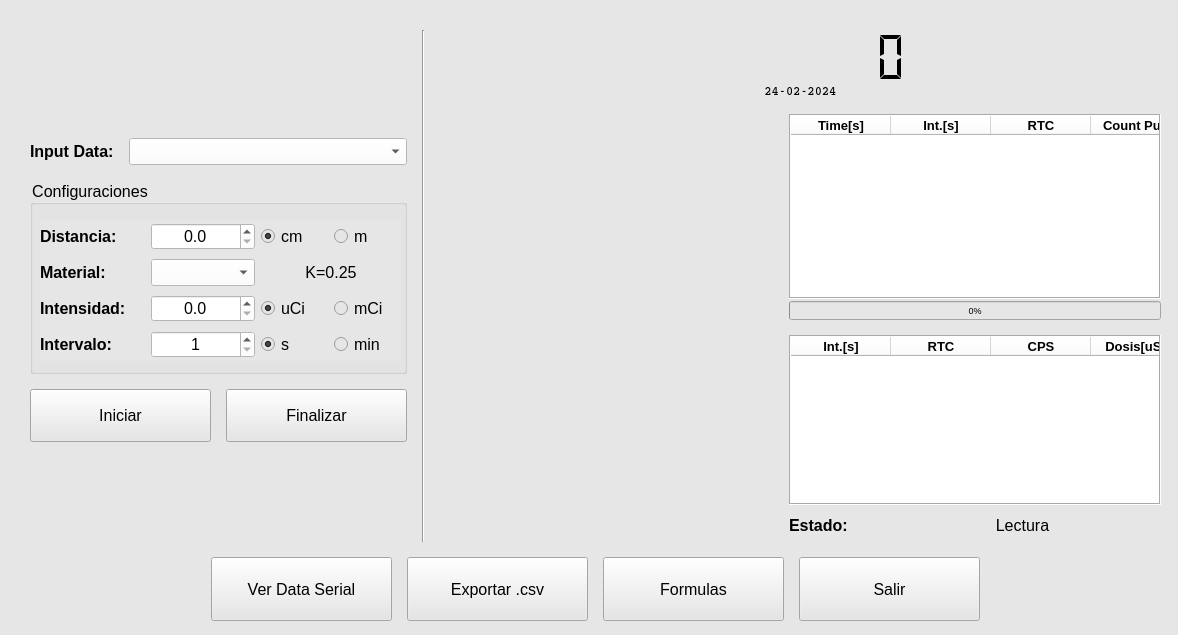
Qt form appv2/Qt/ui_read_bg51.ui (nvargas24/PocketCube) before a commit.
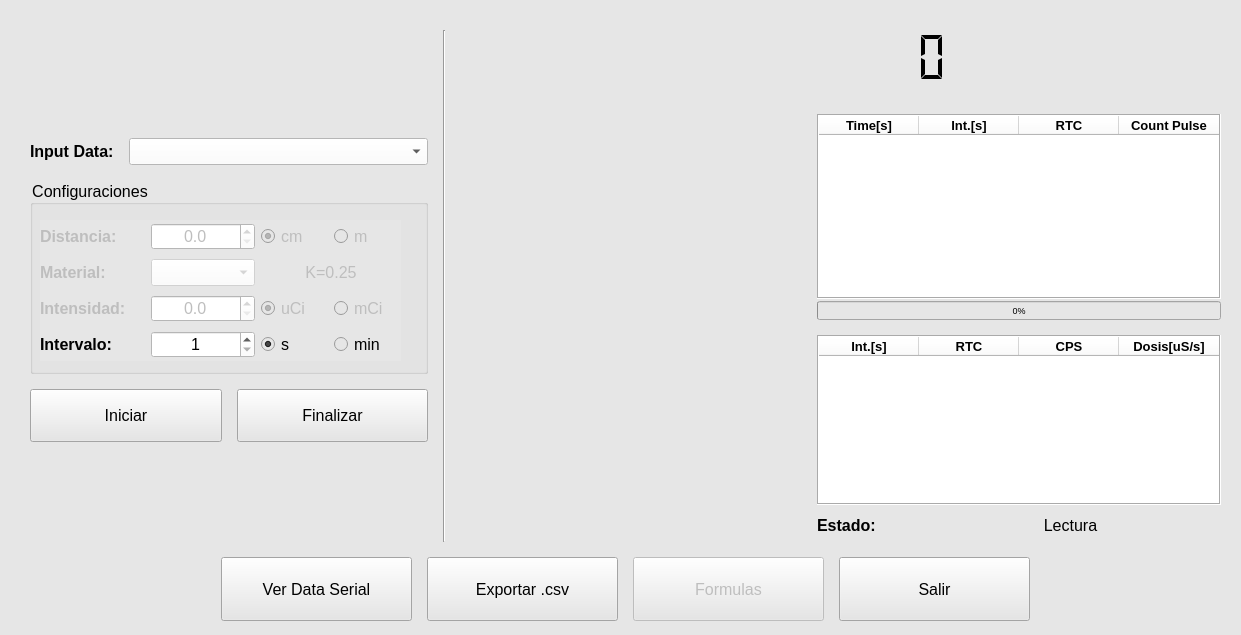
The same form after that commit. Icons and pictures are not drawn.

Commit message: ajusto dimensiones de app

Patch:
```diff
--- a/appv2/Qt/ui_read_bg51.ui
+++ b/appv2/Qt/ui_read_bg51.ui
@@ -6,7 +6,7 @@
    <rect>
     <x>0</x>
     <y>0</y>
-    <width>1178</width>
+    <width>1241</width>
     <height>635</height>
    </rect>
   </property>
@@ -22,7 +22,7 @@
      <rect>
       <x>30</x>
       <y>30</y>
-      <width>1131</width>
+      <width>1191</width>
       <height>591</height>
      </rect>
     </property>
@@ -165,6 +165,9 @@
                 <layout class="QHBoxLayout" name="horizontalLayout_4" stretch="3,3,4">
                  <item>
                   <widget class="QLabel" name="label_4">
+                   <property name="enabled">
+                    <bool>false</bool>
+                   </property>
                    <property name="sizePolicy">
                     <sizepolicy hsizetype="Expanding" vsizetype="Preferred">
                      <horstretch>0</horstretch>
@@ -186,6 +189,9 @@
                  </item>
                  <item>
                   <widget class="QDoubleSpinBox" name="sbox_distancia">
+                   <property name="enabled">
+                    <bool>false</bool>
+                   </property>
                    <property name="sizePolicy">
                     <sizepolicy hsizetype="Expanding" vsizetype="Fixed">
                      <horstretch>0</horstretch>
@@ -228,6 +234,9 @@
                   <layout class="QHBoxLayout" name="horizontalLayout_5">
                    <item>
                     <widget class="QRadioButton" name="rbtn_cm">
+                     <property name="enabled">
+                      <bool>false</bool>
+                     </property>
                      <property name="sizePolicy">
                       <sizepolicy hsizetype="Expanding" vsizetype="Fixed">
                        <horstretch>0</horstretch>
@@ -253,6 +262,9 @@
                    </item>
                    <item>
                     <widget class="QRadioButton" name="rbtn_m">
+                     <property name="enabled">
+                      <bool>false</bool>
+                     </property>
                      <property name="sizePolicy">
                       <sizepolicy hsizetype="Expanding" vsizetype="Fixed">
                        <horstretch>0</horstretch>
@@ -281,6 +293,9 @@
                 <layout class="QHBoxLayout" name="horizontalLayout" stretch="3,3,4">
                  <item>
                   <widget class="QLabel" name="label">
+                   <property name="enabled">
+                    <bool>false</bool>
+                   </property>
                    <property name="sizePolicy">
                     <sizepolicy hsizetype="Expanding" vsizetype="Preferred">
                      <horstretch>0</horstretch>
@@ -302,6 +317,9 @@
                  </item>
                  <item>
                   <widget class="QComboBox" name="cbox_material">
+                   <property name="enabled">
+                    <bool>false</bool>
+                   </property>
                    <property name="sizePolicy">
                     <sizepolicy hsizetype="Expanding" vsizetype="Fixed">
                      <horstretch>0</horstretch>
@@ -321,6 +339,9 @@
                  </item>
                  <item>
                   <widget class="QLabel" name="label_cte_material">
+                   <property name="enabled">
+                    <bool>false</bool>
+                   </property>
                    <property name="sizePolicy">
                     <sizepolicy hsizetype="Expanding" vsizetype="Fixed">
                      <horstretch>0</horstretch>
@@ -350,6 +371,9 @@
                 <layout class="QHBoxLayout" name="horizontalLayout_2" stretch="3,3,4">
                  <item>
                   <widget class="QLabel" name="label_3">
+                   <property name="enabled">
+                    <bool>false</bool>
+                   </property>
                    <property name="sizePolicy">
                     <sizepolicy hsizetype="Expanding" vsizetype="Preferred">
                      <horstretch>0</horstretch>
@@ -371,6 +395,9 @@
                  </item>
                  <item>
                   <widget class="QDoubleSpinBox" name="sbox_intensidad">
+                   <property name="enabled">
+                    <bool>false</bool>
+                   </property>
                    <property name="sizePolicy">
                     <sizepolicy hsizetype="Expanding" vsizetype="Fixed">
                      <horstretch>0</horstretch>
@@ -401,6 +428,9 @@
                   <layout class="QHBoxLayout" name="horizontalLayout_3">
                    <item>
                     <widget class="QRadioButton" name="rbtn_uci">
+                     <property name="enabled">
+                      <bool>false</bool>
+                     </property>
                      <property name="sizePolicy">
                       <sizepolicy hsizetype="Expanding" vsizetype="Fixed">
                        <horstretch>0</horstretch>
@@ -432,6 +462,9 @@
                    </item>
                    <item>
                     <widget class="QRadioButton" name="rbtn_mci">
+                     <property name="enabled">
+                      <bool>false</bool>
+                     </property>
                      <property name="sizePolicy">
                       <sizepolicy hsizetype="Expanding" vsizetype="Fixed">
                        <horstretch>0</horstretch>
@@ -681,7 +714,7 @@
               </font>
              </property>
              <property name="text">
-              <string>24-02-2024</string>
+              <string/>
              </property>
              <property name="alignment">
               <set>Qt::AlignCenter</set>
@@ -691,7 +724,7 @@
           </layout>
          </item>
          <item>
-          <layout class="QHBoxLayout" name="horizontalLayout_14" stretch="15,16">
+          <layout class="QHBoxLayout" name="horizontalLayout_14" stretch="15,17">
            <item>
             <layout class="QVBoxLayout" name="graph_out1"/>
            </item>
@@ -889,7 +922,7 @@
           </layout>
          </item>
          <item>
-          <layout class="QHBoxLayout" name="horizontalLayout_15" stretch="15,16">
+          <layout class="QHBoxLayout" name="horizontalLayout_15" stretch="15,17">
            <item>
             <layout class="QVBoxLayout" name="graph_out2"/>
            </item>
@@ -1114,6 +1147,9 @@
        </item>
        <item>
         <widget class="QPushButton" name="btn_formulas">
+         <property name="enabled">
+          <bool>false</bool>
+         </property>
          <property name="sizePolicy">
           <sizepolicy hsizetype="Minimum" vsizetype="Expanding">
            <horstretch>0</horstretch>
```
Left out of the diff: 2 changed lines with no effect on the pictures. The commit also changes 2 other files.
